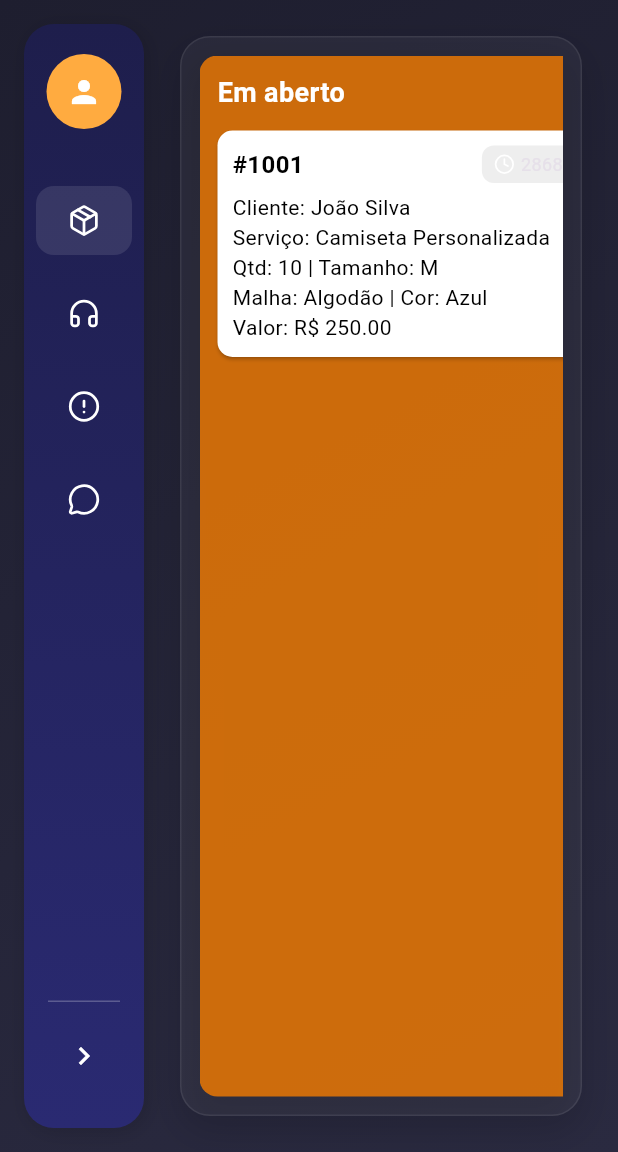
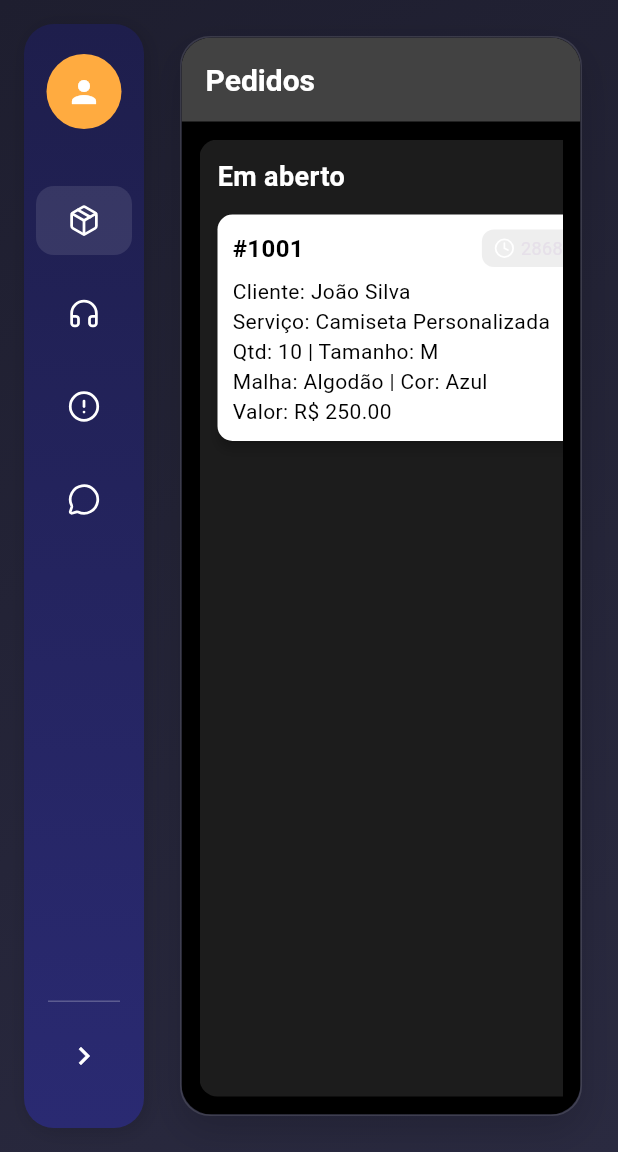
Before and after one commit to marandu-solutions/siga, a Flutter app: the screen it shows after launch, after a tap on the "chevron left" icon, on a phone screen of 412 x 824 dp, the part 84-1236 px from its top. Run offline on Flutter 3.47's test engine with Material 3 defaults, Android fonts, the phone set to English and light mode, and no system bars; our stand-ins replace lucide_icons; network calls fail.

Commit message:
refactor: kanban de pedidos

```diff
--- a/lib/Model/pedidos.dart
+++ b/lib/Model/pedidos.dart
@@ -11,7 +11,7 @@ class Pedido {
   final String observacoes;
   final double valorTotal;
   final DateTime dataPedido;
-  EstadoPedido estado;
+  final EstadoPedido estado;
 
   Pedido({
     required this.id,
@@ -64,7 +64,40 @@ class Pedido {
       'estado': estado.label,
     };
   }
+
+  Pedido copyWith({
+    int? id,
+    String? numeroPedido,
+    String? nomeCliente,
+    String? telefoneCliente,
+    String? servico,
+    int? quantidade,
+    String? tamanho,
+    String? tipoMalha,
+    String? cor,
+    String? observacoes,
+    double? valorTotal,
+    DateTime? dataPedido,
+    EstadoPedido? estado,
+  }) {
+    return Pedido(
+      id: id ?? this.id,
+      numeroPedido: numeroPedido ?? this.numeroPedido,
+      nomeCliente: nomeCliente ?? this.nomeCliente,
+      telefoneCliente: telefoneCliente ?? this.telefoneCliente,
+      servico: servico ?? this.servico,
+      quantidade: quantidade ?? this.quantidade,
+      tamanho: tamanho ?? this.tamanho,
+      tipoMalha: tipoMalha ?? this.tipoMalha,
+      cor: cor ?? this.cor,
+      observacoes: observacoes ?? this.observacoes,
+      valorTotal: valorTotal ?? this.valorTotal,
+      dataPedido: dataPedido ?? this.dataPedido,
+      estado: estado ?? this.estado,
+    );
+  }
 }
+
 
 enum EstadoPedido {
   emAberto,
--- /dev/null
+++ b/lib/Pages/PedidosPage/Components/pedidos_card.dart
@@ -0,0 +1,107 @@
+import 'package:flutter/material.dart';
+import 'package:lucide_icons/lucide_icons.dart';
+
+import '../../../Model/pedidos.dart';
+
+class PedidoCard extends StatelessWidget {
+  final Pedido pedido;
+
+  const PedidoCard({super.key, required this.pedido});
+
+  @override
+  Widget build(BuildContext context) {
+    final duration = DateTime.now().difference(pedido.dataPedido);
+    final minutos = duration.inMinutes;
+
+    return LongPressDraggable<Pedido>(
+      data: pedido,
+      feedback: Opacity(
+        opacity: 0.8,
+        child: SizedBox(
+          width: 280,
+          child: _buildCard(minutos),
+        ),
+      ),
+      childWhenDragging: Opacity(
+        opacity: 0.3,
+        child: _buildCard(minutos),
+      ),
+      child: _buildCard(minutos),
+    );
+  }
+
+  Widget _buildCard(int minutos) {
+    return Card(
+      color: Colors.white,
+      margin: const EdgeInsets.only(bottom: 12),
+      shape: RoundedRectangleBorder(
+        borderRadius: BorderRadius.circular(10),
+      ),
+      elevation: 3,
+      child: Padding(
+        padding: const EdgeInsets.all(10.0),
+        child: Column(
+          crossAxisAlignment: CrossAxisAlignment.start,
+          children: [
+            // Topo com número do pedido e tempo
+            Row(
+              mainAxisAlignment: MainAxisAlignment.spaceBetween,
+              children: [
+                Text(
+                  "#${pedido.numeroPedido}",
+                  style: const TextStyle(
+                    fontWeight: FontWeight.bold,
+                    fontSize: 16,
+                    color: Colors.black,
+                  ),
+                ),
+                Container(
+                  padding:
+                  const EdgeInsets.symmetric(horizontal: 8, vertical: 4),
+                  decoration: BoxDecoration(
+                    color: Colors.grey.shade200,
+                    borderRadius: BorderRadius.circular(8),
+                  ),
+                  child: Row(
+                    children: [
+                      const Icon(LucideIcons.clock4, size: 14),
+                      const SizedBox(width: 4),
+                      Text("${minutos}min",
+                          style: const TextStyle(fontSize: 12)),
+                    ],
+                  ),
+                ),
+              ],
+            ),
+            const SizedBox(height: 6),
+            Text(
+              "Cliente: ${pedido.nomeCliente}",
+              style: const TextStyle(color: Colors.black),
+            ),
+            Text(
+              "Serviço: ${pedido.servico}",
+              style: const TextStyle(color: Colors.black),
+            ),
+            Text(
+              "Qtd: ${pedido.quantidade} | Tamanho: ${pedido.tamanho}",
+              style: const TextStyle(color: Colors.black),
+            ),
+            Text(
+              "Malha: ${pedido.tipoMalha} | Cor: ${pedido.cor}",
+              style: const TextStyle(color: Colors.black),
+            ),
+            Text(
+              "Valor: R\$ ${pedido.valorTotal.toStringAsFixed(2)}",
+              style: const TextStyle(color: Colors.black),
+            ),
+            if (pedido.observacoes.isNotEmpty)
+              Text(
+                "Obs: ${pedido.observacoes}",
+                style: const TextStyle(color: Colors.black),
+              ),
+          ],
+        ),
+      ),
+    );
+  }
+}
--- a/lib/Pages/PedidosPage/pedidos_page.dart
+++ b/lib/Pages/PedidosPage/pedidos_page.dart
@@ -1,6 +1,6 @@
 import 'package:flutter/material.dart';
-import 'package:lucide_icons/lucide_icons.dart';
 import '../../Model/pedidos.dart';
+import 'Components/pedidos_card.dart';
 
 class PedidosPage extends StatefulWidget {
   const PedidosPage({super.key});
@@ -10,7 +10,7 @@ class PedidosPage extends StatefulWidget {
 }
 
 class _PedidosPageState extends State<PedidosPage> {
-  final List<Pedido> pedidos = [
+  List<Pedido> pedidos = [
     Pedido(
       id: 1001,
       numeroPedido: "1001",
@@ -41,42 +41,58 @@ class _PedidosPageState extends State<PedidosPage> {
       dataPedido: DateTime(2025, 4, 2, 14, 10),
       estado: EstadoPedido.emAndamento,
     ),
-    // ... mais pedidos
   ];
 
-  final Map<EstadoPedido, Color> coresColunas = {
-    EstadoPedido.emAberto: Colors.orange.shade700,
-    EstadoPedido.emAndamento: Colors.blue.shade700,
-    EstadoPedido.finalizado: Colors.green.shade700,
-    EstadoPedido.cancelado: Colors.red.shade700,
-    EstadoPedido.entregaRetirada: Colors.purple.shade700,
+  final Map<EstadoPedido, Color> corColuna = {
+    EstadoPedido.emAberto: Colors.grey.shade900, // Cinza escuro
+    EstadoPedido.emAndamento: Colors.blueGrey.shade900, // Azul cinza escuro
+    EstadoPedido.entregaRetirada: Colors.purple.shade900, // Roxo escuro
+    EstadoPedido.finalizado: Colors.green.shade900, // Verde escuro
+    EstadoPedido.cancelado: Colors.red.shade900, // Vermelho escuro
   };
 
   @override
   Widget build(BuildContext context) {
-    final Map<EstadoPedido, List<Pedido>> pedidosPorEstado = {
+    final pedidosPorEstado = {
       for (var estado in EstadoPedido.values)
         estado: pedidos
             .where((p) => p.estado == estado)
             .toList()
-          ..sort((a, b) => a.dataPedido.compareTo(b.dataPedido))
+          ..sort((a, b) => a.dataPedido.compareTo(b.dataPedido)),
     };
 
-    return Padding(
+    return Scaffold(
+      appBar: AppBar(
+        title: const Text('Pedidos'),
+        backgroundColor: Colors.grey.shade800, // Cor escura para a appBar
+        automaticallyImplyLeading: false, // Remover a setinha de voltar
+      ),
+      body: Padding(
         padding: const EdgeInsets.all(12.0),
         child: SingleChildScrollView(
           scrollDirection: Axis.horizontal,
           child: Row(
             children: EstadoPedido.values.map((estado) {
               final pedidosEstado = pedidosPorEstado[estado]!;
-            final corFundo = coresColunas[estado]!;
+              final corFundo = corColuna[estado]!;
 
+              return DragTarget<Pedido>(
+                onWillAccept: (pedido) => pedido?.estado != estado,
+                onAccept: (pedido) {
+                  setState(() {
+                    final index = pedidos.indexWhere((p) => p.id == pedido.id);
+                    if (index != -1) {
+                      pedidos[index] = pedido.copyWith(estado: estado);
+                    }
+                  });
+                },
+                builder: (context, candidateData, rejectedData) {
                   return Container(
                     width: 300,
                     margin: const EdgeInsets.only(right: 16),
                     padding: const EdgeInsets.all(12),
                     decoration: BoxDecoration(
-                color: corFundo.withOpacity(0.8),
+                      color: corFundo.withOpacity(0.85), // Opacidade leve para o fundo
                       borderRadius: BorderRadius.circular(12),
                     ),
                     child: Column(
@@ -85,69 +101,35 @@ class _PedidosPageState extends State<PedidosPage> {
                         Text(
                           estado.label,
                           style: const TextStyle(
-                      color: Colors.white,
+                            color: Colors.white, // Texto claro para o tema escuro
                             fontSize: 18,
                             fontWeight: FontWeight.bold,
                           ),
                         ),
                         const SizedBox(height: 12),
                         Expanded(
-                    child: ListView.builder(
+                          child: pedidosEstado.isEmpty
+                              ? const Center(
+                            child: Text(
+                              "Nenhum pedido",
+                              style: TextStyle(color: Colors.white70), // Texto claro
+                            ),
+                          )
+                              : ListView.builder(
                             itemCount: pedidosEstado.length,
                             itemBuilder: (context, index) {
                               final pedido = pedidosEstado[index];
-                        final duration = DateTime.now().difference(pedido.dataPedido);
-                        final minutos = duration.inMinutes;
-
-                        return Card(
-                          color: Colors.white,
-                          margin: const EdgeInsets.only(bottom: 12),
-                          shape: RoundedRectangleBorder(
-                            borderRadius: BorderRadius.circular(10),
+                              return Draggable<Pedido>(
+                                data: pedido,
+                                feedback: Opacity(
+                                  opacity: 0.7,
+                                  child: PedidoCard(pedido: pedido),
                                 ),
-                          child: Padding(
-                            padding: const EdgeInsets.all(10.0),
-                            child: Column(
-                              crossAxisAlignment: CrossAxisAlignment.start,
-                              children: [
-                                Row(
-                                  mainAxisAlignment: MainAxisAlignment.spaceBetween,
-                                  children: [
-                                    Text(
-                                      "#${pedido.numeroPedido}",
-                                      style: const TextStyle(
-                                        fontWeight: FontWeight.bold,
-                                        fontSize: 16,
-                                        color: Colors.black,
+                                childWhenDragging: Opacity(
+                                  opacity: 0.3,
+                                  child: PedidoCard(pedido: pedido),
                                 ),
-                                    ),
-                                    Container(
-                                      padding: const EdgeInsets.symmetric(horizontal: 8, vertical: 4),
-                                      decoration: BoxDecoration(
-                                        color: Colors.grey.shade200,
-                                        borderRadius: BorderRadius.circular(8),
-                                      ),
-                                      child: Row(
-                                        children: [
-                                          const Icon(LucideIcons.clock4, size: 14),
-                                          const SizedBox(width: 4),
-                                          Text("${minutos}min", style: const TextStyle(fontSize: 12)),
-                                        ],
-                                      ),
-                                    ),
-                                  ],
-                                ),
-                                const SizedBox(height: 6),
-                                Text("Cliente: ${pedido.nomeCliente}", style: const TextStyle(color: Colors.black),),
-                                Text("Serviço: ${pedido.servico}", style: const TextStyle(color: Colors.black),),
-                                Text("Qtd: ${pedido.quantidade} | Tamanho: ${pedido.tamanho}", style: const TextStyle(color: Colors.black),),
-                                Text("Malha: ${pedido.tipoMalha} | Cor: ${pedido.cor}", style: const TextStyle(color: Colors.black),),
-                                Text("Valor: R\$ ${pedido.valorTotal.toStringAsFixed(2)}", style: const TextStyle(color: Colors.black),),
-                                if (pedido.observacoes.isNotEmpty)
-                                  Text("Obs: ${pedido.observacoes}", style: const TextStyle(color: Colors.black),),
-                              ],
-                            ),
-                          ),
+                                child: PedidoCard(pedido: pedido),
                               );
                             },
                           ),
@@ -155,7 +137,10 @@ class _PedidosPageState extends State<PedidosPage> {
                       ],
                     ),
                   );
+                },
+              );
             }).toList(),
+          ),
         ),
       ),
     );
```
Also changed, not shown: lib/Pages/AtendimentoPage/atendimento_page.dart (+90 -3 lines). Lines whose indentation alone changed are shown as unchanged.
